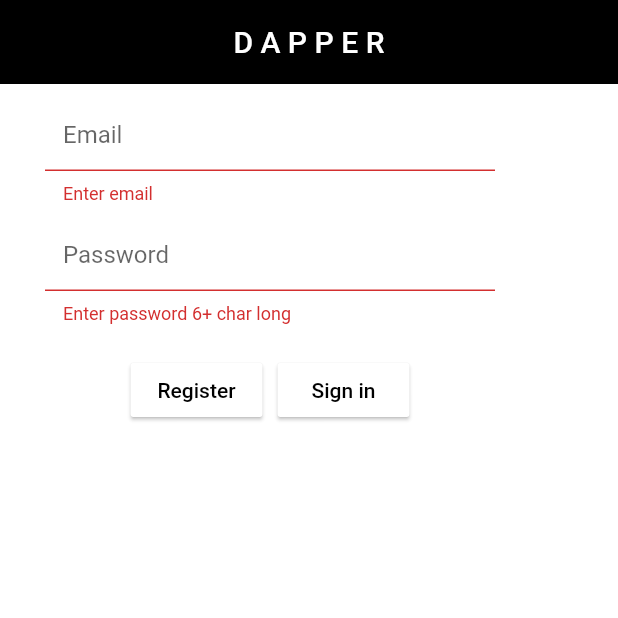
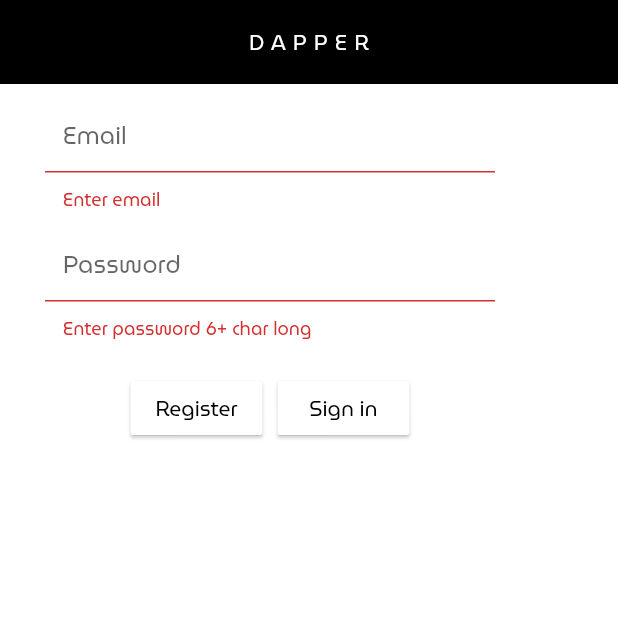
Before and after one commit to BrandonDeoram/GoatApp, a Flutter app: the screen it shows after launch, after a tap on "Register", on a phone screen of 412 x 824 dp, the top half of it. Run offline on Flutter 3.47's test engine with Material 2 defaults, Android fonts, the phone set to English and light mode, and no system bars; our stand-ins replace cloud_firestore, firebase_auth, firebase_core, flutter_swiper; accounts and stored records are empty.

```diff
--- a/lib/home/wrapper.dart
+++ b/lib/home/wrapper.dart
@@ -8,7 +8,7 @@ import 'package:sample/model/user.dart';
 class Wrapper extends StatelessWidget {
   @override
   Widget build(BuildContext context) {
-    final user = Provider.of<User>(context);
+    final user = Provider.of<UserUID>(context);
     // print(user);
     if (user == null) {
       return Authenticate();
--- a/lib/main.dart
+++ b/lib/main.dart
@@ -1,5 +1,4 @@
 import 'package:flutter/material.dart';
-import 'package:sample/home/home.dart';
 import 'package:sample/home/wrapper.dart';
 import 'package:sample/model/user.dart';
 import 'package:sample/pages/details_page.dart';
@@ -8,20 +7,40 @@ import 'package:sample/widgets/bottom_items.dart';
 import 'notifiers/ProductNotifier.dart';
 import 'pages/Page1.dart';
 import 'package:provider/provider.dart';
+import 'package:firebase_core/firebase_core.dart';
 
 int index;
-void main() => runApp(MyApp());
+void main() async {
+  WidgetsFlutterBinding.ensureInitialized();
+  await Firebase.initializeApp();
+  runApp(MyApp());
+}
 
 class MyApp extends StatelessWidget {
   @override
   Widget build(BuildContext context) {
-    return StreamProvider<User>.value(
+    return StreamProvider<UserUID>.value(
       value: AuthService().user,
       child: MultiProvider(
           providers: [
             ChangeNotifierProvider(create: (context) => ProductNotifier()),
           ],
           child: MaterialApp(
+            theme: ThemeData(
+                fontFamily: 'MuseoModerno',
+                appBarTheme: AppBarTheme(
+                    backgroundColor: Colors.black,
+                    centerTitle: true,
+                    titleTextStyle: TextStyle(
+                        color: Colors.white, fontFamily: 'MuseoModerno')),
+                primaryTextTheme: TextTheme(
+                  headline5: TextStyle(
+                      color: Colors.red,
+                      fontFamily: 'MuseoModerno',
+                      fontSize: 10),
+                  caption: TextStyle(color: Colors.white, fontSize: 14),
+                ),
+                scaffoldBackgroundColor: Colors.white),
             home: Wrapper(),
             routes: <String, WidgetBuilder>{
               Discover.routeName: (ctx) => Discover(),
--- a/lib/model/user.dart
+++ b/lib/model/user.dart
@@ -1,5 +1,5 @@
-class User {
+class UserUID {
   final String uid;
 
-  User({this.uid});
+  UserUID({this.uid});
 }
--- a/lib/services/auth.dart
+++ b/lib/services/auth.dart
@@ -5,21 +5,22 @@ import 'package:sample/services/database.dart';
 class AuthService {
   final FirebaseAuth _auth = FirebaseAuth.instance;
 
-  //create a user obj based on FirebaseUser
-  User _userFBU(FirebaseUser user) {
-    return user != null ? User(uid: user.uid) : null;
+  //create a user obj based on User
+  UserUID _userFBU(User user) {
+    return user != null ? UserUID(uid: user.uid) : null;
   }
 
   //auth change user stream
-  Stream<User> get user {
+  Stream<UserUID> get user {
     //turning it into our own stream of users instead of firebase user
     //Anytime user sign in or sign out itll let us know
-    //(FirebaseUser user) => _userFBU(user) same thing as bellow
-    return _auth.onAuthStateChanged.map(_userFBU);
+    //(User user) => _userFBU(user) same thing as bellow
+    return _auth.authStateChanges().map(_userFBU);
   }
+
   //Getting uid val
   Future<String> getUID() async {
-    return (await _auth.currentUser()).uid;
+    return (await _auth.currentUser).uid;
   }
 
   //sign in anon
@@ -27,10 +28,10 @@ class AuthService {
     //Interacting with firebase auth to log in anon
     try {
       //making a request using await
-      //Returns a authresult
-      AuthResult result = await _auth.signInAnonymously();
+      //Returns a UserCredential
+      UserCredential result = await _auth.signInAnonymously();
       //After it returns we have access to the user object
-      FirebaseUser user = result.user;
+      User user = result.user;
 
       return _userFBU(user);
     } catch (e) {
@@ -42,9 +43,9 @@ class AuthService {
   //sign in with email and password
   Future signInWEP(String email, String password) async {
     try {
-      AuthResult result = await _auth.signInWithEmailAndPassword(
+      UserCredential result = await _auth.signInWithEmailAndPassword(
           email: email, password: password);
-      FirebaseUser user = result.user;
+      User user = result.user;
       return _userFBU(user);
     } catch (e) {
       print(e.toString());
@@ -55,12 +56,12 @@ class AuthService {
   //register with email & password
   Future registerWEP(String email, String password) async {
     try {
-      AuthResult result = await _auth.createUserWithEmailAndPassword(
+      UserCredential result = await _auth.createUserWithEmailAndPassword(
           email: email, password: password);
-      FirebaseUser user = result.user;
+      User user = result.user;
       //Create a new doc for the user with that uid
       await DatabaseService(uid: user.uid)
-          .updateUserData('', '', '', '', '', null,0);
+          .updateUserData('', '', '', '', '', null, 0);
       return _userFBU(user);
     } catch (e) {
       //not succesful
--- a/lib/services/database.dart
+++ b/lib/services/database.dart
@@ -1,14 +1,11 @@
-import 'package:flutter/material.dart';
 import 'package:cloud_firestore/cloud_firestore.dart';
-import 'package:provider/provider.dart';
-import 'package:sample/model/products.dart';
-import 'package:sample/notifiers/ProductNotifier.dart';
 
 class DatabaseService {
   final String uid;
   DatabaseService({this.uid});
   //collection reference
-  final CollectionReference shoeCart = Firestore.instance.collection('shoes');
+  final CollectionReference shoeCart =
+      FirebaseFirestore.instance.collection('shoes');
 
   Future updateUserData(
     String assetName,
@@ -22,7 +19,7 @@ class DatabaseService {
     //update cart  , access provider cart
 
     //Linking doc with the user
-    return await shoeCart.document(uid).setData({
+    return await shoeCart.doc(uid).set({
       'assetName': assetName,
       'name': name,
       'price': price,
--- a/lib/widgets/shoe_card.dart
+++ b/lib/widgets/shoe_card.dart
@@ -13,7 +13,7 @@ class ShoeCard extends StatelessWidget {
     return SizedBox(
       height: height,
       child: Card(
-        elevation: 0.2,
+        elevation: .5,
         color: Colors.white,
         // This ensures that the Card's children (including the ink splash) are clipped correctly.
         clipBehavior: Clip.antiAlias,
@@ -28,7 +28,7 @@ class ShoeCard extends StatelessWidget {
               ),
             ),
             Container(
-              margin: EdgeInsets.fromLTRB(0, 123, 0, 0),
+              margin: EdgeInsets.fromLTRB(0, 150, 0, 0),
               child: Text(product.name, style: TextStyle(color: Colors.black)),
               alignment: Alignment.center,
             ),
```
Also changed, not shown: lib/home/home.dart (+8 -5 lines), lib/model/products.dart (+9 -9 lines), lib/pages/Page1.dart (+3 -5 lines), lib/pages/details_page.dart (+110 -49 lines), lib/widgets/cart.dart (+54 -21 lines), lib/widgets/cart_card.dart (+4 -4 lines).
